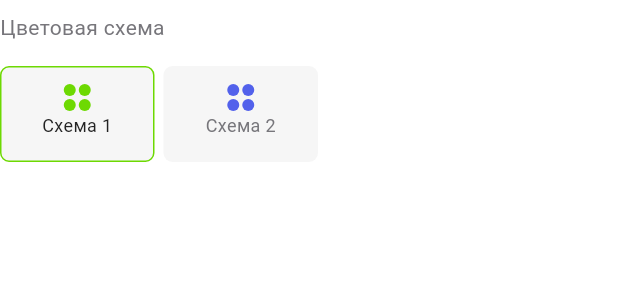
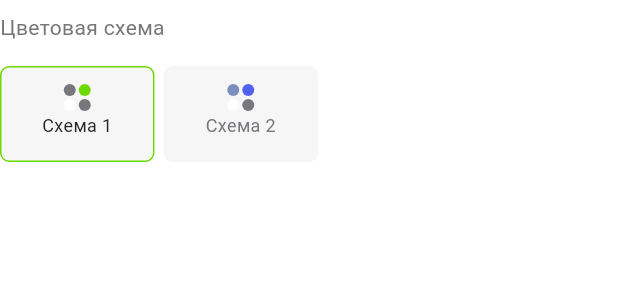
Before and after one commit to Yarikml/surf-course, a Flutter app: the SchemeSelector widget shown alone on an empty page, opened directly, on a phone screen of 412 x 824 dp. Shown: the top 300 px of the screen. Run offline on Flutter 3.47's test engine with Material 3 defaults, Android fonts, the phone set to English and light mode, and no system bars; our stand-ins replace shared_preferences; accounts and stored records are empty; generated files the repository leaves out were written again.

Commit message:
complete scheme icon

```diff
--- a/task-14/lib/assets/themes/green_app_theme_data.dart
+++ b/task-14/lib/assets/themes/green_app_theme_data.dart
@@ -11,6 +11,9 @@ class GreenAppThemeData implements AppThemeData {
   final light = ThemeData(
     primaryColor: _greenLightColorScheme.primary,
     scaffoldBackgroundColor: _greenLightColorScheme.scaffoldBackground,
+    highlightColor: _greenLightColorScheme.schemeSecondPreviewColor,
+    focusColor: _greenLightColorScheme.schemeThirdPreviewColor,
+    hintColor: _greenLightColorScheme.schemeFourthPreviewColor,
     bottomSheetTheme: BottomSheetThemeData(
       backgroundColor: _greenLightColorScheme.bottomSheetBackground,
     ),
@@ -54,6 +57,9 @@ class GreenAppThemeData implements AppThemeData {
   final dark = ThemeData(
     primaryColor: _greenDarkColorScheme.primary,
     scaffoldBackgroundColor: _greenDarkColorScheme.scaffoldBackground,
+    highlightColor: _greenDarkColorScheme.schemeSecondPreviewColor,
+    focusColor: _greenDarkColorScheme.schemeThirdPreviewColor,
+    hintColor: _greenDarkColorScheme.schemeFourthPreviewColor,
     bottomSheetTheme: BottomSheetThemeData(
       backgroundColor: _greenDarkColorScheme.bottomSheetBackground,
     ),
--- a/task-14/lib/assets/themes/purple_app_theme_data.dart
+++ b/task-14/lib/assets/themes/purple_app_theme_data.dart
@@ -10,6 +10,9 @@ class PurpleAppThemeData implements AppThemeData {
   final light = ThemeData(
     primaryColor: _purpleLightColorScheme.primary,
     scaffoldBackgroundColor: _purpleLightColorScheme.scaffoldBackground,
+    highlightColor: _purpleLightColorScheme.schemeSecondPreviewColor,
+    focusColor: _purpleLightColorScheme.schemeThirdPreviewColor,
+    hintColor: _purpleLightColorScheme.schemeFourthPreviewColor,
     bottomSheetTheme: BottomSheetThemeData(
       backgroundColor: _purpleLightColorScheme.bottomSheetBackground,
     ),
@@ -52,6 +55,9 @@ class PurpleAppThemeData implements AppThemeData {
   final dark = ThemeData(
     primaryColor: _purpleDarkColorScheme.primary,
     scaffoldBackgroundColor: _purpleDarkColorScheme.scaffoldBackground,
+    highlightColor: _purpleDarkColorScheme.schemeSecondPreviewColor,
+    focusColor: _purpleDarkColorScheme.schemeThirdPreviewColor,
+    hintColor: _purpleDarkColorScheme.schemeFourthPreviewColor,
     bottomSheetTheme: BottomSheetThemeData(
       backgroundColor: _purpleDarkColorScheme.bottomSheetBackground,
     ),
--- a/task-14/lib/feature/main/widgets/scheme_selector.dart
+++ b/task-14/lib/feature/main/widgets/scheme_selector.dart
@@ -66,11 +66,11 @@ class _SchemeSelectorState extends State<SchemeSelector> {
                                         ? ThemeInherited.of(context)
                                             .appThemes[index]
                                             .light
-                                            .primaryColor
+                                            .highlightColor
                                         : ThemeInherited.of(context)
                                             .appThemes[index]
                                             .dark
-                                            .primaryColor,
+                                            .highlightColor,
                                     borderRadius: BorderRadius.circular(16),
                                   ),
                                 ),
@@ -84,11 +84,11 @@ class _SchemeSelectorState extends State<SchemeSelector> {
                                         ? ThemeInherited.of(context)
                                             .appThemes[index]
                                             .light
-                                            .primaryColor
+                                            .focusColor
                                         : ThemeInherited.of(context)
                                             .appThemes[index]
                                             .dark
-                                            .primaryColor,
+                                            .focusColor,
                                     borderRadius: BorderRadius.circular(16),
                                   ),
                                 ),
@@ -124,11 +124,11 @@ class _SchemeSelectorState extends State<SchemeSelector> {
                                         ? ThemeInherited.of(context)
                                             .appThemes[index]
                                             .light
-                                            .primaryColor
+                                            .hintColor
                                         : ThemeInherited.of(context)
                                             .appThemes[index]
                                             .dark
-                                            .primaryColor,
+                                            .hintColor,
                                     borderRadius: BorderRadius.circular(16),
                                   ),
                                 ),
```
